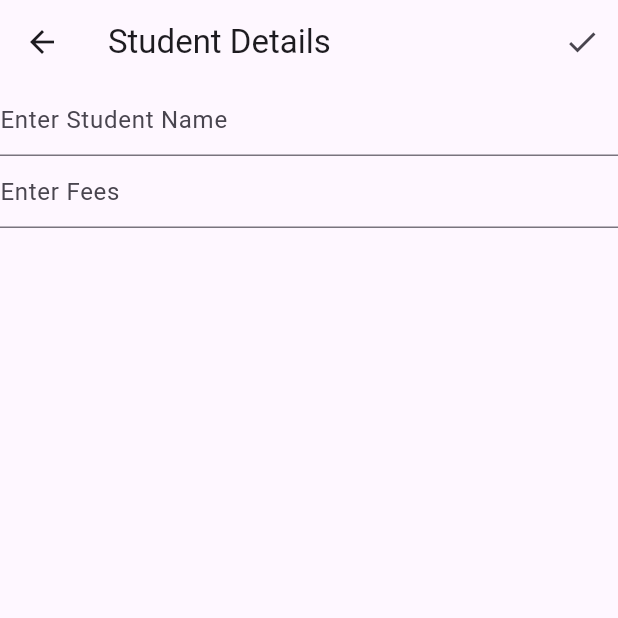
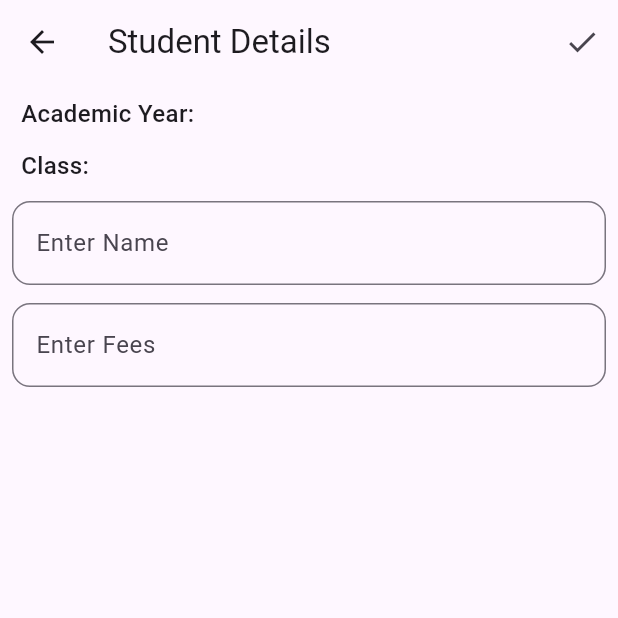
Before and after one commit to mehulbhere/StudentApplication, a Flutter app: the StudentScreen screen opened directly with empty values, on a phone screen of 412 x 824 dp, the top half of it. Run offline on Flutter 3.47's test engine with Material 3 defaults, Android fonts, the phone set to English and light mode, and no system bars; our stand-ins replace sqflite; accounts and stored records are empty.

Commit message:
Added snackbars and no data available screens

```diff
--- a/student_dashboard/lib/screens/acadamic_year.dart
+++ b/student_dashboard/lib/screens/acadamic_year.dart
@@ -11,18 +11,15 @@ class AcadamicYearScreen extends StatelessWidget {
     final studentProvider = Provider.of<StudentProvider>(context);
     return Scaffold(
       appBar: AppBar(
-        title: Text("Academic Year"),
-
+        title: Text("Select Academic Year"),
       ),
       body: Center(
-        child: Column(
+        child: studentProvider.academicYears.isEmpty
+            ? Text("No data available. Please add new Academic Year")
+            : Column(
                 mainAxisAlignment: MainAxisAlignment.start,
                 crossAxisAlignment: CrossAxisAlignment.start,
                 children: [
-            Text("Academic Year:"),
-            SizedBox(
-              height: 20,
-            ),
                   ListView.builder(
                     shrinkWrap: true,
                     itemCount: studentProvider.academicYears.length,
@@ -31,9 +28,9 @@ class AcadamicYearScreen extends StatelessWidget {
                       return ListTile(
                         title: Text(year),
                         onTap: () {
-                    Navigator.of(context).push(
-                      MaterialPageRoute(builder: (context)=> ClassScreen(selectedAcademicYear: year))
-                    );
+                          Navigator.of(context).push(MaterialPageRoute(
+                              builder: (context) =>
+                                  ClassScreen(selectedAcademicYear: year)));
                         },
                       );
                     },
@@ -59,6 +56,7 @@ class AcadamicYearScreen extends StatelessWidget {
           return AlertDialog(
             title: Text("Add new year:"),
             content: TextField(
+              keyboardType: TextInputType.number,
               onChanged: (value) {
                 year = value;
               },
@@ -72,7 +70,13 @@ class AcadamicYearScreen extends StatelessWidget {
               TextButton(
                   onPressed: () {
                     if (year.isNotEmpty) {
+                      if (studentProvider.academicYears.contains(year)) {
+                        final snack = SnackBar(
+                            content: Text("Academic year already exists."));
+                        ScaffoldMessenger.of(context).showSnackBar(snack);
+                      } else {
                         studentProvider.addAcademicYear(year);
+                      }
                     }
                     Navigator.of(context).pop();
                   },
--- a/student_dashboard/lib/screens/student_screen.dart
+++ b/student_dashboard/lib/screens/student_screen.dart
@@ -33,6 +33,8 @@ class StudentScreen extends StatelessWidget {
                       fees: fees,
                       academicYear: selectedAcademicYear,
                       className: selectedClass));
+                  final snack = SnackBar(content: Text("New Student Added"));
+                  ScaffoldMessenger.of(context).showSnackBar(snack);
                 }
                 Navigator.pushAndRemoveUntil(
                     context,
@@ -42,27 +44,58 @@ class StudentScreen extends StatelessWidget {
               icon: Icon(Icons.done))
         ],
       ),
-      body: Center(
+      body: Padding(
+        padding: const EdgeInsets.all(8.0),
+        child: Center(
             child: Column(
           mainAxisAlignment: MainAxisAlignment.start,
           crossAxisAlignment: CrossAxisAlignment.start,
           children: [
+            Padding(
+              padding: const EdgeInsets.symmetric(horizontal: 6),
+              child: Text(
+                "Academic Year: " + selectedAcademicYear,
+                style: TextStyle(fontSize: 16, fontWeight: FontWeight.w500),
+              ),
+            ),
+            SizedBox(
+              height: 12,
+            ),
+            Padding(
+              padding: const EdgeInsets.symmetric(horizontal: 6),
+              child: Text(
+                "Class: " + selectedClass,
+                style: TextStyle(fontSize: 16, fontWeight: FontWeight.w500),
+              ),
+            ),
+            SizedBox(
+              height: 12,
+            ),
             TextField(
-            decoration: InputDecoration(hintText: "Enter Student Name"),
+              decoration: InputDecoration(
+                  border: OutlineInputBorder(
+                      borderRadius: BorderRadius.circular(12)),
+                  hintText: "Enter Name"),
               onChanged: (value) {
                 studentName = value;
               },
             ),
+            SizedBox(
+              height: 12,
+            ),
             TextField(
-            decoration: InputDecoration(hintText: "Enter Fees"),
+              keyboardType: TextInputType.number,
+              decoration: InputDecoration(
+                  border: OutlineInputBorder(
+                      borderRadius: BorderRadius.circular(12)),
+                  hintText: "Enter Fees"),
               onChanged: (value) {
                 fees = double.tryParse(value) ?? 0.0;
               },
             ),
-          Text(selectedAcademicYear),
-          Text(selectedClass),
           ],
         )),
+      ),
     );
   }
 }
```
Also changed, not shown: student_dashboard/lib/screens/class_screen.dart (+16 -5 lines), student_dashboard/lib/screens/home_screen.dart (+7 -3 lines). Lines whose indentation alone changed are shown as unchanged.
